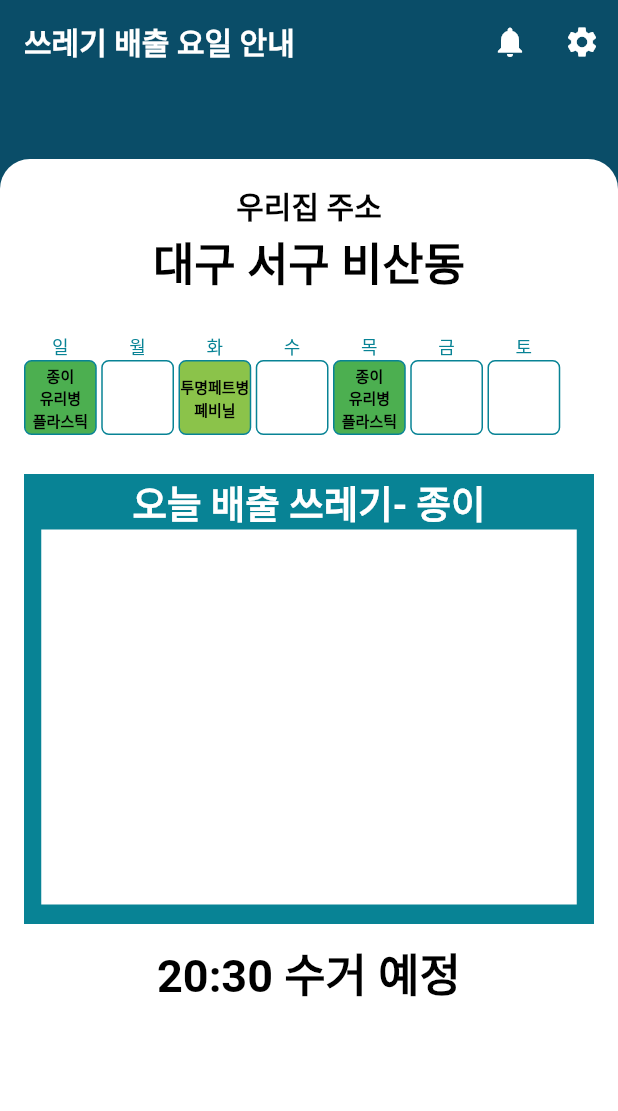
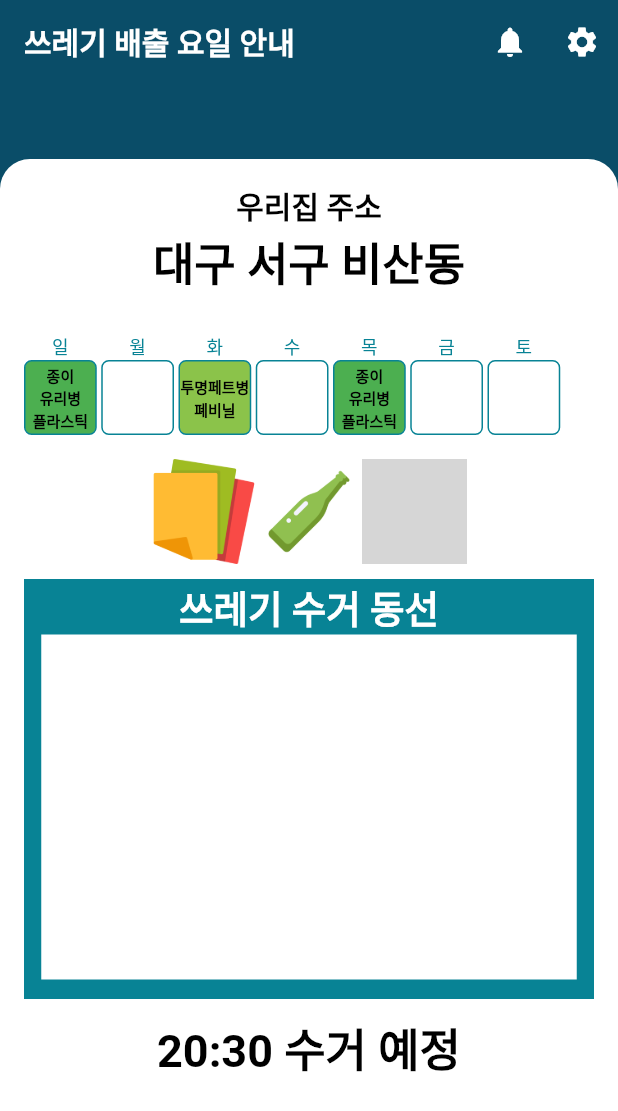
Before and after one commit to zladb/ssaksuri, a Flutter app: the GarbageCollectionInfoScreen screen opened directly, on a phone screen of 412 x 824 dp. Shown: the top 1111 px of the screen. Run offline on Flutter 3.47's test engine with Material 2 defaults, Android fonts, the phone set to English and light mode, and no system bars; our stand-ins replace fluttertoast, hive_flutter, image_picker; missing offline and left inert: kakao_flutter_sdk; accounts and stored records are empty; Roboto replaces fonts that are missing (KimjungchulGothic); grey boxes are pictures that could not be loaded.

Commit message:
배출안내, 수거요청 더 수정

```diff
--- a/lib/component/category_info.dart
+++ b/lib/component/category_info.dart
@@ -28,7 +28,7 @@
         children: [
           Image.asset(imgPath, width: 65.0,),
           const SizedBox(height: 12.0,),
-          Text(itemLabel??'null', style: ts,),
+          Text(itemLabel??'null', style: ts.copyWith(color: Colors.white),),
         ],
       ),
     );
--- a/lib/screen/garbage_collection_info_screen.dart
+++ b/lib/screen/garbage_collection_info_screen.dart
@@ -57,19 +57,28 @@ class GarbageCollectionInfoScreen extends StatelessWidget {
                   width: MediaQuery.of(context).size.width,
                   child: WeekInfo(),
                 ),
+                Row(
+                  mainAxisAlignment: MainAxisAlignment.center,
+                  crossAxisAlignment: CrossAxisAlignment.center,
+                  children: [
+                    Image.asset('assets/img/paper.png', height: 70, width: 70,),
+                    Image.asset('assets/img/glass-bottle.png', height: 70, width: 70,),
+                    Image.asset('assets/img/plastic.png',height: 70, width: 70,),
+                  ],
+                ),
                 SizedBox(height: 10),
                 Container(
                   color: primaryColor,
-                  height: 300,
+                  height: 280,
                   width: MediaQuery.of(context).size.width,
                   child: Column(
                     children: [
-                      Text('오늘 배출 쓰레기- 종이',
+                      Text('쓰레기 수거 동선',
                           style:
                               ts.copyWith(fontSize: 25, color: Colors.white)),
                       Container(
                         color: Colors.white,
-                        height: 250,
+                        height: 230,
                         width: MediaQuery.of(context).size.width - 55,
                       )
                     ],
```
Also changed, not shown: lib/component/week_info.dart (line endings or trailing spaces).
